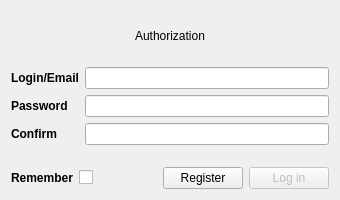
4malgama/achat-client, file widgets/authorization_widget.ui: the form before one commit.
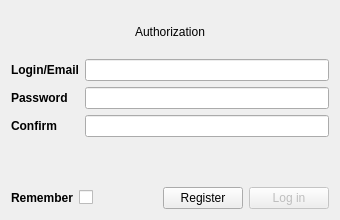
The form after the commit.

Patch:
```diff
--- a/widgets/authorization_widget.ui
+++ b/widgets/authorization_widget.ui
@@ -7,19 +7,25 @@
     <x>0</x>
     <y>0</y>
     <width>340</width>
-    <height>200</height>
+    <height>220</height>
    </rect>
   </property>
+  <property name="sizePolicy">
+   <sizepolicy hsizetype="Preferred" vsizetype="Preferred">
+    <horstretch>0</horstretch>
+    <verstretch>0</verstretch>
+   </sizepolicy>
+  </property>
   <property name="minimumSize">
    <size>
     <width>340</width>
-    <height>200</height>
+    <height>220</height>
    </size>
   </property>
   <property name="maximumSize">
    <size>
-    <width>340</width>
-    <height>200</height>
+    <width>10000</width>
+    <height>10000</height>
    </size>
   </property>
   <property name="windowTitle">
@@ -44,7 +50,7 @@
      <property name="maximumSize">
       <size>
        <width>16777215</width>
-       <height>50</height>
+       <height>42</height>
       </size>
      </property>
      <property name="text">
```
